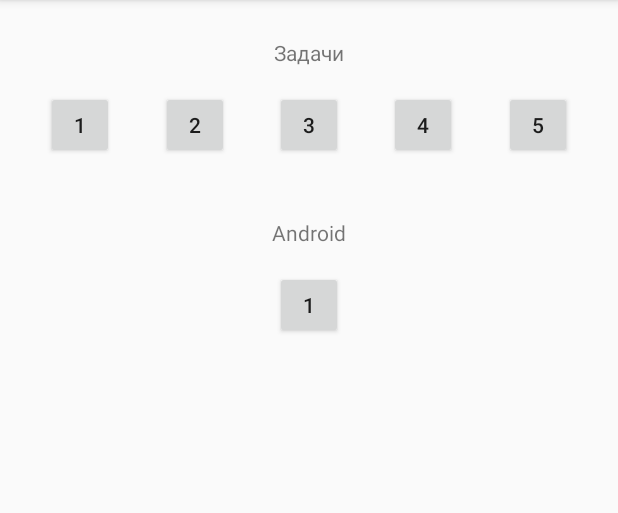
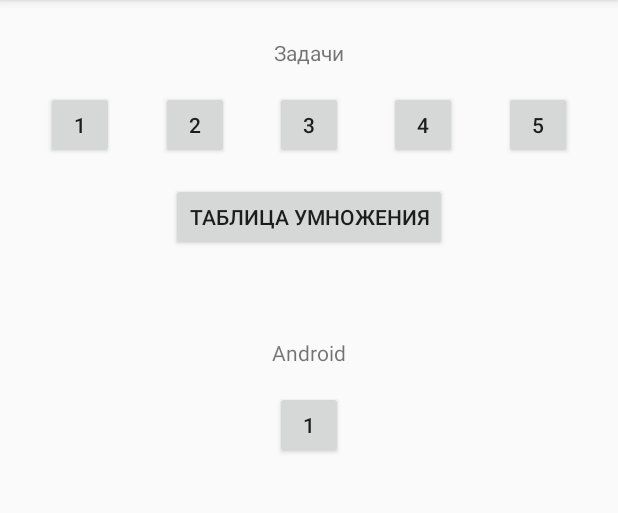
Before and after one commit to 2wiktor2/Exercises, an Android app: the screen it shows after launch (MainActivity), on a phone screen of 412 x 824 dp, the part 84-597 px from its top. Run offline under Robolectric (Android 15) with nearby library versions, the phone set to English and light mode, and no system bars.

Commit message:
добавлена задача 6

```diff
--- a/app/src/main/AndroidManifest.xml
+++ b/app/src/main/AndroidManifest.xml
@@ -21,7 +21,8 @@
         <activity android:name=".Zadacha2" />
         <activity android:name=".Zadacha3" />
         <activity android:name=".Zadacha4" />
-        <activity android:name=".Zadacha5"></activity>
+        <activity android:name=".Zadacha5" />
+        <activity android:name=".Zadacha6"></activity>
     </application>
 
 </manifest>
--- a/app/src/main/java/com/wiktor/exercises1/MainActivity.java
+++ b/app/src/main/java/com/wiktor/exercises1/MainActivity.java
@@ -8,7 +8,7 @@ import android.widget.Button;
 
 public class MainActivity extends AppCompatActivity implements View.OnClickListener {
 
-    Button exercise1, exercise2, exercise3,exercise4,exercise5;
+    Button exercise1, exercise2, exercise3,exercise4,exercise5, exercise6 ;
     Button exerciseAndroid1;
 
 
@@ -22,6 +22,7 @@ public class MainActivity extends AppCompatActivity implements View.OnClickListe
         exercise3 = findViewById(R.id.zadacha3);
         exercise4 = findViewById(R.id.zadacha4);
         exercise5 = findViewById(R.id.zadacha5);
+        exercise6 = findViewById(R.id.zadacha6);
 
         exerciseAndroid1 = findViewById(R.id.android_zadacha1);
 
@@ -30,6 +31,7 @@ public class MainActivity extends AppCompatActivity implements View.OnClickListe
         exercise3.setOnClickListener(this);
         exercise4.setOnClickListener(this);
         exercise5.setOnClickListener(this);
+        exercise6.setOnClickListener(this);
         exerciseAndroid1.setOnClickListener(this);
     }
 
@@ -56,6 +58,10 @@ public class MainActivity extends AppCompatActivity implements View.OnClickListe
                 Intent intent_zadacha5 = new Intent(this, Zadacha5.class);
                 startActivity(intent_zadacha5);
                 break;
+                case R.id.zadacha6:
+                Intent intent_zadacha6 = new Intent(this, Zadacha6.class);
+                startActivity(intent_zadacha6);
+                break;
 
             case R.id.android_zadacha1:
                 Intent intent_android_zadacha1 = new Intent(this, AndroidZadacha1.class);
--- a/app/src/main/java/com/wiktor/exercises1/Zadacha5.java
+++ b/app/src/main/java/com/wiktor/exercises1/Zadacha5.java
@@ -131,7 +131,7 @@ public class Zadacha5 extends AppCompatActivity implements View.OnClickListener
                 result1.setText("Декабрь");
                 break;
             default:
-                result1.setText("Введите номер месяца от1 до 12");
+                result1.setText("Введите номер месяца от 1 до 12");
         }
     }
 
--- a/app/src/main/res/layout/activity_main.xml
+++ b/app/src/main/res/layout/activity_main.xml
@@ -64,12 +64,22 @@
         app:layout_constraintRight_toRightOf="parent"
         app:layout_constraintTop_toBottomOf="@+id/text_view_zadachi" />
 
+    <Button
+        android:id="@+id/zadacha6"
+        android:layout_width="wrap_content"
+        android:layout_height="45dp"
+        android:layout_marginTop="16dp"
+        android:text="Таблица умножения"
+        app:layout_constraintLeft_toLeftOf="parent"
+        app:layout_constraintRight_toRightOf="parent"
+        app:layout_constraintTop_toBottomOf="@+id/zadacha1" />
+
     <android.support.constraint.Guideline
         android:id="@+id/guide_line1"
         android:layout_width="wrap_content"
         android:layout_height="wrap_content"
         android:orientation="horizontal"
-        app:layout_constraintGuide_begin="120dp" />
+        app:layout_constraintGuide_begin="200dp" />
 
     <TextView
         android:id="@+id/text_view_android"
```
Also changed, not shown: app/src/main/java/com/wiktor/exercises1/Zadacha6.java (added, +42 -0 lines), app/src/main/res/layout/zadacha6.xml (added, +65 -0 lines).
